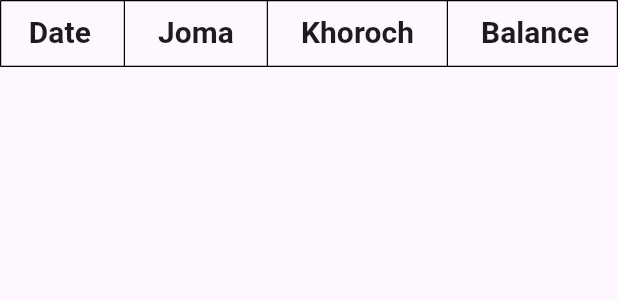
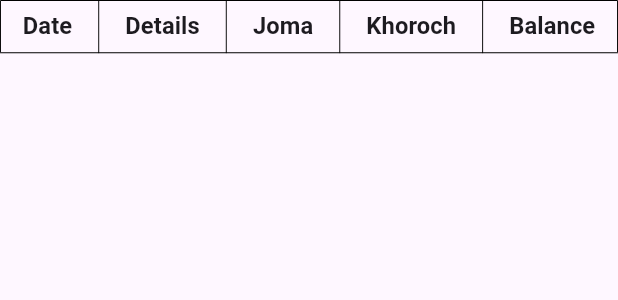
Before and after one commit to IftekharulAlam/garments_app, a Flutter app: the DataClass widget shown alone on an empty page, opened directly with empty values, on a phone screen of 412 x 824 dp. Shown: the top 300 px of the screen. Run offline on Flutter 3.47's test engine with Material 3 defaults, Android fonts, the phone set to English and light mode, and no system bars; our stand-ins replace fluttertoast; network calls fail.

Commit message:
commit added

```diff
--- a/lib/model/khatiyan.dart
+++ b/lib/model/khatiyan.dart
@@ -1,11 +1,13 @@
 class KhatiyanData {
   final String date;
+  final String details;
   final int joma;
   final int khoroch;
   final int balance;
 
   KhatiyanData({
     required this.date,
+    required this.details,
     required this.joma,
     required this.khoroch,
     required this.balance,
@@ -13,6 +15,7 @@ class KhatiyanData {
 
   factory KhatiyanData.fromJson(Map<String, dynamic> json) => KhatiyanData(
         date: json["date"],
+        details: json["details"],
         joma: json["joma"],
         khoroch: json["khoroch"],
         balance: json["balance"],
--- a/lib/model/party.dart
+++ b/lib/model/party.dart
@@ -27,14 +27,14 @@ class PartyPersonal {
 class PartyKhatiyan {
 
   late String date;
-  late int billNo;
+  late String details;
   late int joma;
   late int khoroch;
   late int balance;
   PartyKhatiyan({
 
     required this.date,
-    required this.billNo,
+    required this.details,
     required this.joma,
     required this.khoroch,
     required this.balance,
@@ -43,7 +43,7 @@ class PartyKhatiyan {
   PartyKhatiyan.fromJson(Map<String, dynamic> json) {
 
     date = json["date"];
-    billNo = json["billNo"];
+    details = json["details"];
     joma = json["joma"];
     khoroch = json["khoroch"];
     balance = json["balance"];
--- a/lib/model/staff.dart
+++ b/lib/model/staff.dart
@@ -7,3 +7,28 @@ class Staff {
     staffName = json['Name'];
   }
 }
+
+
+class StaffData {
+  final String date;
+  final String details;
+  final int joma;
+  final int khoroch;
+  final int balance;
+
+  StaffData({
+    required this.date,
+    required this.details,
+    required this.joma,
+    required this.khoroch,
+    required this.balance,
+  });
+
+  factory StaffData.fromJson(Map<String, dynamic> json) => StaffData(
+        date: json["date"],
+        details: json["details"],
+        joma: json["joma"],
+        khoroch: json["khoroch"],
+        balance: json["balance"],
+      );
+}
--- a/lib/view/khatiyan/khatiyan_view.dart
+++ b/lib/view/khatiyan/khatiyan_view.dart
@@ -112,6 +112,12 @@ class DataClass extends StatelessWidget {
               ),
               DataColumn(
                 label: Text(
+                  "Details",
+                  style: TextStyle(fontSize: 25, fontWeight: FontWeight.bold),
+                ),
+              ),
+              DataColumn(
+                label: Text(
                   "Joma",
                   style: TextStyle(fontSize: 25, fontWeight: FontWeight.bold),
                 ),
@@ -134,6 +140,13 @@ class DataClass extends StatelessWidget {
                       DataCell(
                         Text(
                           data.date,
+                          style: const TextStyle(
+                              fontSize: 25, fontWeight: FontWeight.w500),
+                        ),
+                      ),
+                      DataCell(
+                        Text(
+                          data.details,
                           style: const TextStyle(
                               fontSize: 25, fontWeight: FontWeight.w500),
                         ),
--- a/lib/view/party_khata/party_khata_details.dart
+++ b/lib/view/party_khata/party_khata_details.dart
@@ -65,6 +65,7 @@ class _PartyKhataDetailsState extends State<PartyKhataDetails> {
                   future: getPartyKhatiyanDetails(widget.shopName),
                   builder: (BuildContext context,
                       AsyncSnapshot<List<PartyKhatiyan>> sn) {
+
                     if (sn.hasData) {
                       return Container(
                           padding: const EdgeInsets.all(5),
@@ -110,7 +111,7 @@ class DataClass extends StatelessWidget {
               ),
               DataColumn(
                 label: Text(
-                  "BillNo",
+                  "Details",
                   style: TextStyle(fontSize: 25, fontWeight: FontWeight.bold),
                 ),
               ),
@@ -144,7 +145,7 @@ class DataClass extends StatelessWidget {
                       ),
                       DataCell(
                         Text(
-                          '${data.billNo}',
+                          '${data.details}',
                           style: const TextStyle(
                               fontSize: 25, fontWeight: FontWeight.w500),
                         ),
```
Also changed, not shown: lib/view/party_khata/registration_party.dart (+6 -30 lines), lib/view/staff_khata/staff_profile.dart (+103 -35 lines).
